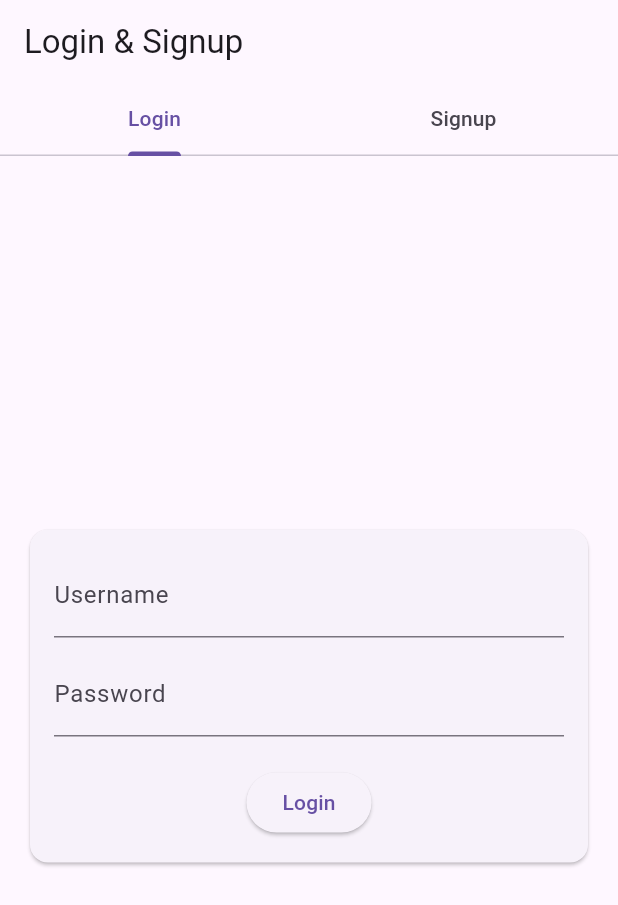
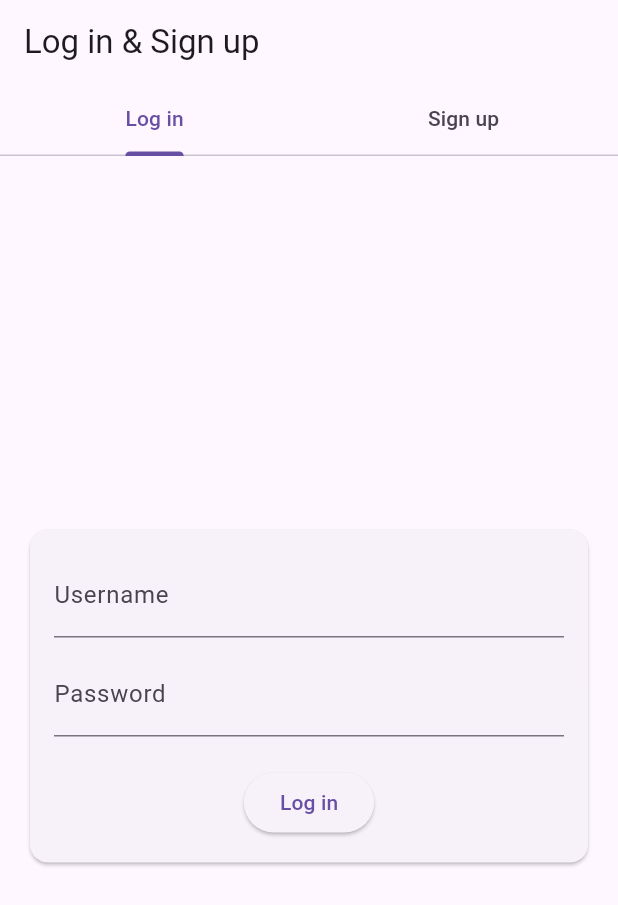
Before and after one commit to maskaravivek/fingerprintjs_flutter_sample, a Flutter app: the screen it shows after launch, on a phone screen of 412 x 824 dp. Shown: the top 905 px of the screen. Run offline on Flutter 3.47's test engine with Material 3 defaults, Android fonts, the phone set to English and light mode, and no system bars; missing offline and left inert: fpjs_pro_plugin.

Commit message:
Update copy

```diff
--- a/lib/login.dart
+++ b/lib/login.dart
@@ -34,7 +34,7 @@ class _LoginCardState extends State<LoginCard> {
       } else {
         print("responseJson ${responseJson}");
         ScaffoldMessenger.of(context).showSnackBar(SnackBar(
-          content: Text('Login failed - ${responseJson['message']}'),
+          content: Text('Log in failed - ${responseJson['message']}'),
         ));
       }
     } on PlatformException catch (e) {
@@ -75,7 +75,7 @@ class _LoginCardState extends State<LoginCard> {
                 onPressed: () async {
                   await handleLogin();
                 },
-                child: Text('Login'),
+                child: Text('Log in'),
               ),
             ],
           ),
--- a/lib/main.dart
+++ b/lib/main.dart
@@ -18,11 +18,11 @@ class MainApp extends StatelessWidget {
         length: 2,
         child: Scaffold(
           appBar: AppBar(
-            title: Text('Login & Signup'),
+            title: Text('Log in & Sign up'),
             bottom: TabBar(
               tabs: [
-                Tab(text: 'Login'),
-                Tab(text: 'Signup'),
+                Tab(text: 'Log in'),
+                Tab(text: 'Sign up'),
               ],
             ),
           ),
--- a/lib/signup.dart
+++ b/lib/signup.dart
@@ -30,7 +30,7 @@ class _SignupCardState extends State<SignupCard> {
         return;
       }
 
-      // call the signup API endpoint
+      // call the user registration API endpoint
       var request = MultipartRequest(
           'POST',
           Uri.parse(
@@ -55,7 +55,7 @@ class _SignupCardState extends State<SignupCard> {
       } else {
         print("responseJson ${responseJson}");
         ScaffoldMessenger.of(context).showSnackBar(SnackBar(
-          content: Text('Signup failed - ${responseJson['message']}'),
+          content: Text('Sign up failed - ${responseJson['message']}'),
         ));
       }
     } on PlatformException catch (e) {
@@ -102,7 +102,7 @@ class _SignupCardState extends State<SignupCard> {
                 onPressed: () async {
                   await handleSignup();
                 },
-                child: Text('Signup'),
+                child: Text('Sign up'),
               ),
             ],
           ),
```
